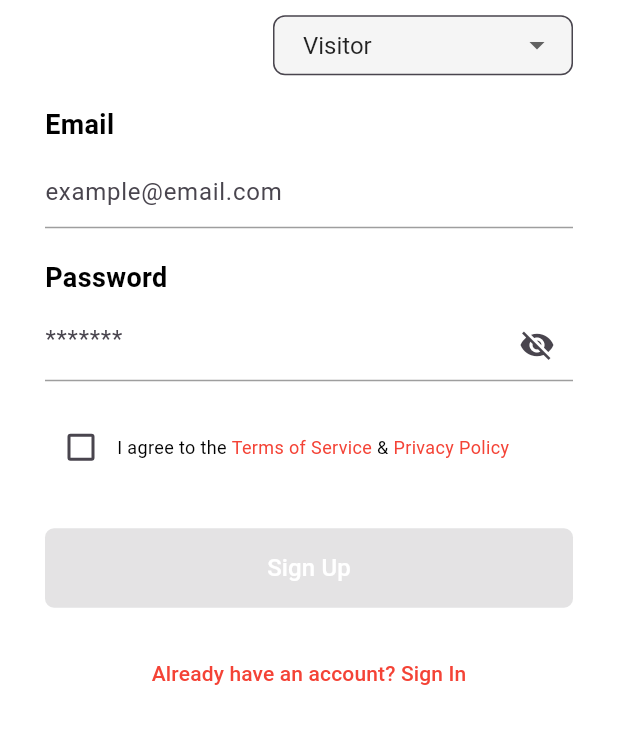
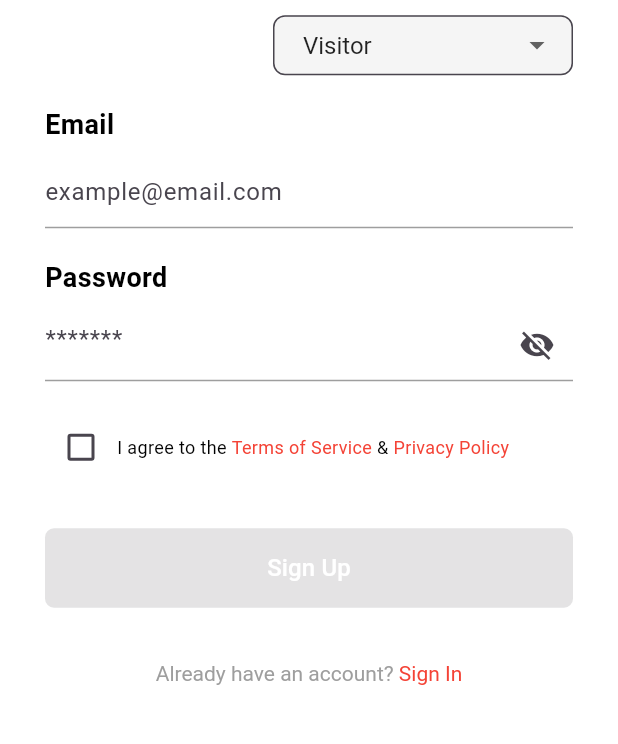
Before and after one commit to shamanth07/ArtHub_flutter, a Flutter app: the screen it shows after launch, after a tap on "Sign Up", on a phone screen of 412 x 824 dp, the part 413-1157 px from its top. Run offline on Flutter 3.47's test engine with Material 3 defaults, Android fonts, the phone set to English and light mode, and no system bars.

Commit message:
ninth commit

```diff
--- a/lib/Visitor/SignUp.dart
+++ b/lib/Visitor/SignUp.dart
@@ -226,12 +226,23 @@ class _SigninPageState extends State<SigninPage> {
                         );
                         // Navigate to Sign In page
                       },
-                      child: const Text(
-                        "Already have an account? Sign In",
-                        style: TextStyle(color: Colors.red),
+                      child: RichText(
+                        text: TextSpan(
+                          style: const TextStyle(color: Colors.grey), // Make the whole text grey
+                          children: [
+                            const TextSpan(
+                              text: "Already have an account? ",
+                              style: TextStyle(color: Colors.grey), // Grey color for "Already have an account?"
+                            ),
+                            const TextSpan(
+                              text: "Sign In",
+                              style: TextStyle(color: Colors.red), // Red color for "Sign In"
+                            ),
+                          ],
+                        ),
                       ),
                     ),
-                  ),
+                  )
                 ],
               ),
             ),
```
